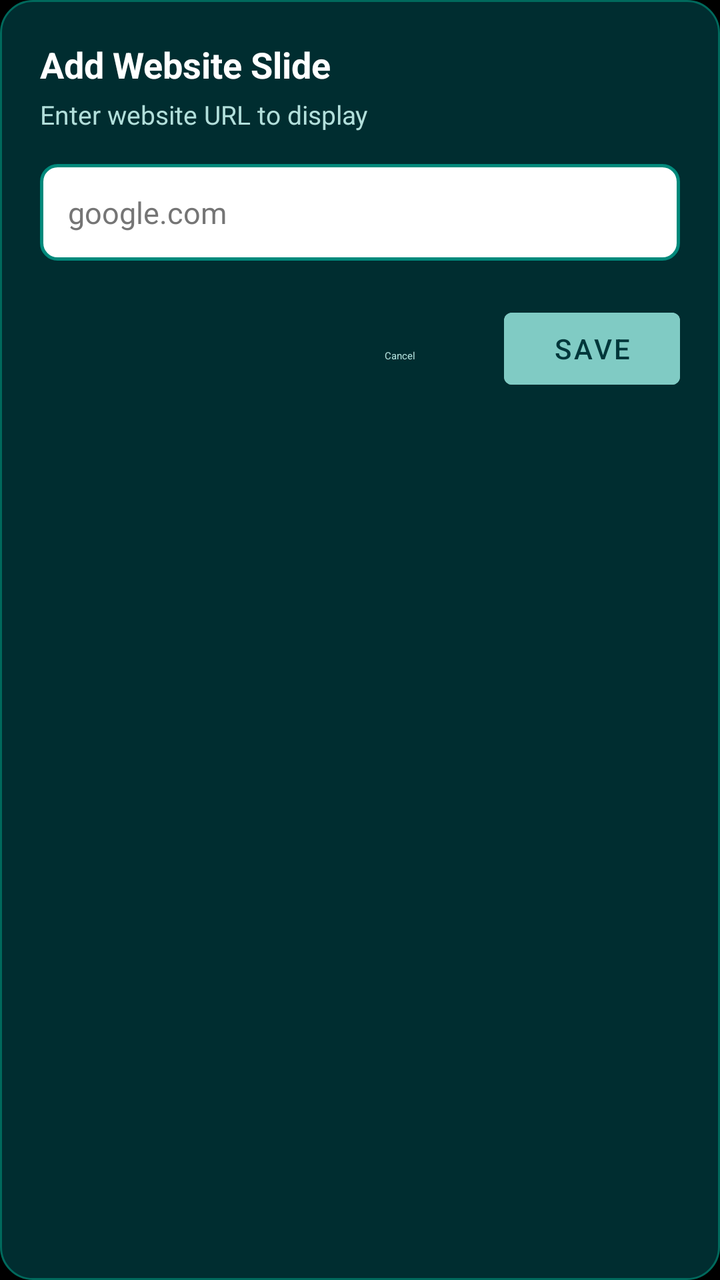
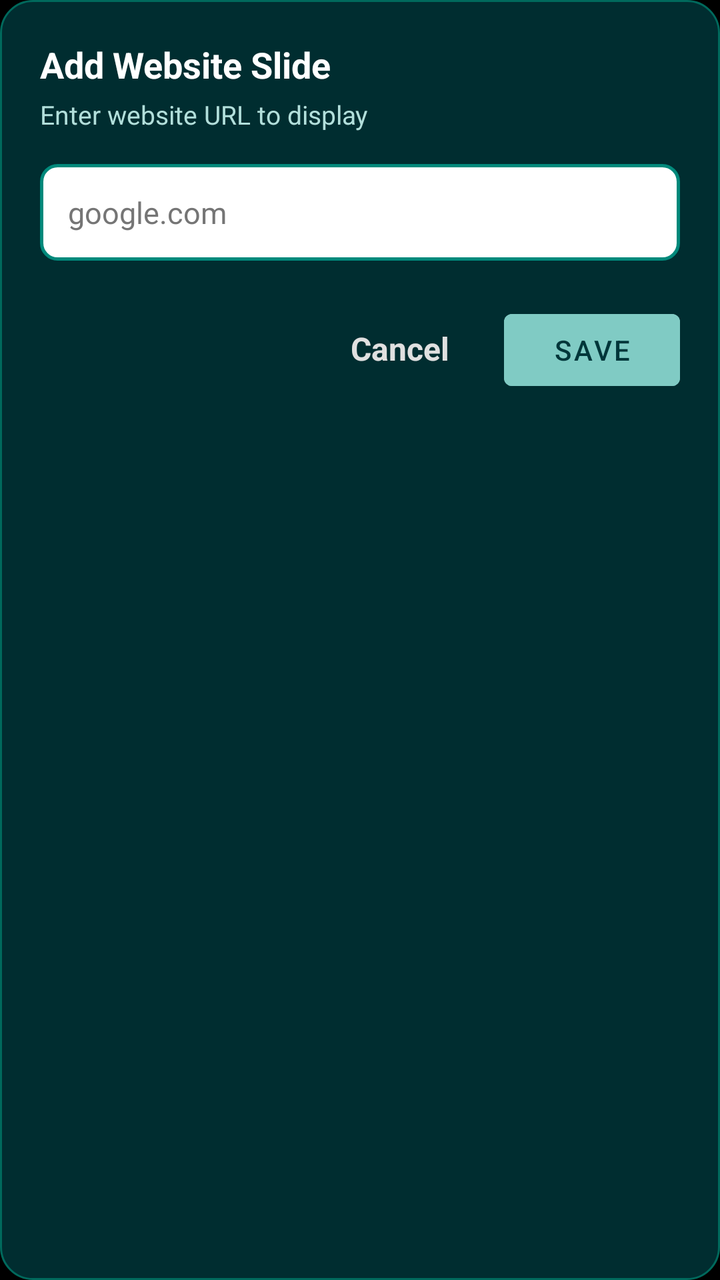

The first picture is an Android layout as it rendered before a commit; the second is the same layout after the commit. The layout source and the unified diff follow.
<!-- AndroidManifest.xml: application theme Theme.CustomScreen -->
<!-- res/layout/dialog_add_website.xml -->
<?xml version="1.0" encoding="utf-8"?>
<LinearLayout xmlns:android="http://schemas.android.com/apk/res/android"
    android:layout_width="match_parent"
    android:layout_height="wrap_content"
    android:background="@drawable/bg_dialog_rounded_cyan"
    android:orientation="vertical"
    android:padding="20dp">

    <TextView
        android:id="@+id/dialog_website_title"
        android:layout_width="match_parent"
        android:layout_height="wrap_content"
        android:text="Add Website Slide"
        android:textColor="#FFFFFF"
        android:textSize="18sp"
        android:textStyle="bold" />

    <TextView
        android:layout_width="match_parent"
        android:layout_height="wrap_content"
        android:layout_marginTop="4dp"
        android:text="Enter website URL to display"
        android:textColor="#B2DFDB"
        android:textSize="13sp" />

    <EditText
        android:id="@+id/edit_website_url"
        android:layout_width="match_parent"
        android:layout_height="wrap_content"
        android:layout_marginTop="16dp"
        android:background="@drawable/bg_input_white_border_cyan"
        android:hint="google.com"
        android:textColorHint="#757575"
        android:inputType="textUri"
        android:padding="14dp"
        android:textColor="#000000"
        android:textSize="15sp" />

    <LinearLayout
        android:layout_width="match_parent"
        android:layout_height="wrap_content"
        android:layout_marginTop="20dp"
        android:gravity="end"
        android:orientation="horizontal">

        <Button
            android:id="@+id/btn_cancel_website"
            style="@style/Widget.Material3.Button.TextButton"
            android:layout_width="wrap_content"
            android:layout_height="wrap_content"
            android:text="Cancel"
            android:textColor="#B2DFDB" />

        <Button
            android:id="@+id/btn_save_website"
            android:layout_width="wrap_content"
            android:layout_height="wrap_content"
            android:layout_marginStart="8dp"
            android:backgroundTint="#80CBC4"
            android:text="Save"
            android:textColor="#00363A" />
    </LinearLayout>
</LinearLayout>
<!-- resources referenced by this layout -->
<resources>
  <!-- drawable bg_dialog_rounded_cyan (drawable) -->
  <?xml version="1.0" encoding="utf-8"?>
  <shape xmlns:android="http://schemas.android.com/apk/res/android"
      android:shape="rectangle">
      <solid android:color="#002D30" />
      <stroke
          android:width="1dp"
          android:color="#00695C" />
      <corners android:radius="16dp" />
  </shape>
  <!-- drawable bg_input_white_border_cyan (drawable) -->
  <?xml version="1.0" encoding="utf-8"?>
  <shape xmlns:android="http://schemas.android.com/apk/res/android"
      android:shape="rectangle">
      <solid android:color="#FFFFFF" />
      <stroke
          android:width="1.5dp"
          android:color="#00897B" />
      <corners android:radius="8dp" />
  </shape>
  <style name="Theme.CustomScreen" parent="Theme.MaterialComponents.DayNight.NoActionBar">
          <item name="android:windowBackground">@android:color/black</item>
          <item name="android:statusBarColor">@android:color/transparent</item>
          <item name="android:navigationBarColor">@android:color/transparent</item>
          <item name="android:windowLightStatusBar">false</item>
          <item name="android:windowLightNavigationBar">false</item>
      </style>
</resources>

<!-- the commit's change to res/layout/dialog_add_website.xml (unified diff, before → after) -->
@@ -49,7 +49,9 @@
             android:layout_width="wrap_content"
             android:layout_height="wrap_content"
             android:text="Cancel"
-            android:textColor="#B2DFDB" />
+            android:textColor="#E0E0E0"
+            android:textSize="16sp"
+            android:textStyle="bold" />
 
         <Button
             android:id="@+id/btn_save_website"
